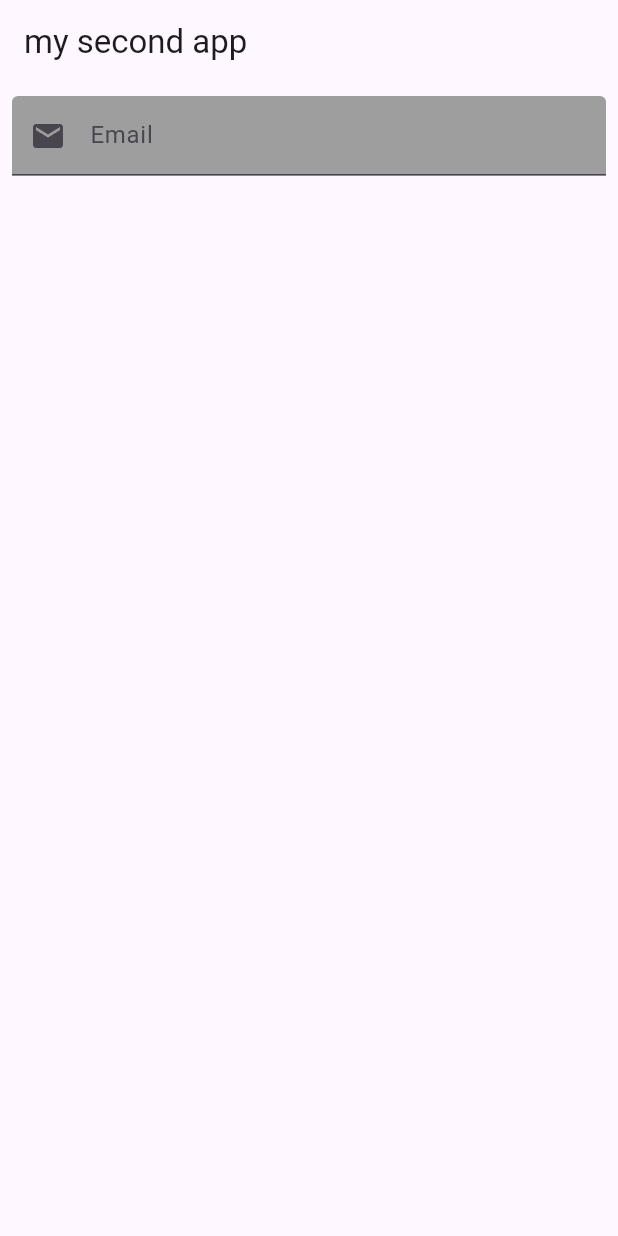
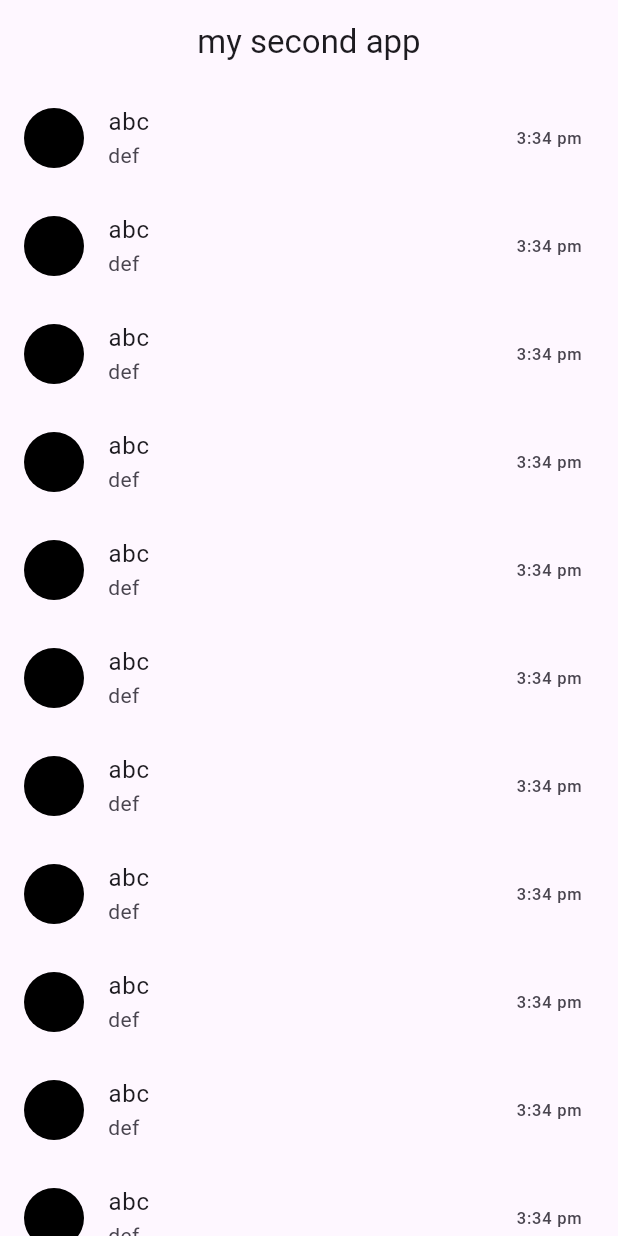
Before and after one commit to Muhammad-Adnan11/Second-flutter-App, a Flutter app: the screen it shows after launch, on a phone screen of 412 x 824 dp. Run offline on Flutter 3.47's test engine with Material 3 defaults, Android fonts, the phone set to English and light mode, and no system bars; our stand-ins replace device_preview.

Commit message:
four commit

```diff
--- a/lib/main.dart
+++ b/lib/main.dart
@@ -1,8 +1,13 @@
+import 'package:flutter/foundation.dart';
 import 'package:flutter/material.dart';
+import 'package:device_preview/device_preview.dart';
 
-void main() {
-  runApp(const MyApp());
-}
+void main() => runApp(
+      DevicePreview(
+        enabled: !kReleaseMode,
+        builder: (context) => MyApp(), // Wrap your app
+      ),
+    );
 
 class MyApp extends StatelessWidget {
   const MyApp({super.key});
@@ -13,8 +18,53 @@ class MyApp extends StatelessWidget {
     return MaterialApp(
       home: Scaffold(
         appBar: AppBar(
-        title: Text('my second app'),
+          title: Center(child: Text('my second app')),
         ),
+        body: Column(mainAxisAlignment: MainAxisAlignment.center, crossAxisAlignment: CrossAxisAlignment.center, children: [
+          Expanded(
+            child: ListView.builder(
+                itemCount: 100,
+                itemBuilder: (context, index) {
+                  return const ListTile(
+                    leading: CircleAvatar(
+                      backgroundColor: Colors.black,
+                      //flutter runbackgroundImage: NetworkImage( ),
+                    ),
+                    title: Text('abc'),
+                    subtitle: Text('def'),
+                    trailing: Text('3:34 pm'),
+                  );
+                }),
+          ),
+        ]),
+      ),
+    );
+  }
+}
+
+//This is Stack Widget
+//Stack(
+//   children: [
+//     //First commit
+//     Container(
+//       height: 100,
+//       width: 100,
+//       color: Colors.blue,
+//     ),
+//     Container(
+//       height: 100,
+//       width: 100,
+//       color: Colors.green,
+//     ),
+//     Container(
+//       height: 100,
+//       width: 100,
+//       color: Colors.black,
+//     ),
+//   ],
+// ),
+
+//This is Extend Widget
 // body: Column(
 //   mainAxisAlignment: MainAxisAlignment.center,
 //   crossAxisAlignment: CrossAxisAlignment.center,
@@ -35,46 +85,36 @@ class MyApp extends StatelessWidget {
 //   ],
 //   ),
 
-      body: Column(children: [
-        Padding(
-          padding: const EdgeInsets.all(8.0),
-          child: TextField(
-            keyboardType: TextInputType.emailAddress,
-            cursorColor: Colors.blue,
-            enabled: true,
-            style: TextStyle(fontSize: 11, color: Colors.red),
-            decoration: InputDecoration(
-              filled: true,
-              prefixIcon: Icon(Icons.email),
-              fillColor: Colors.grey,
-              hintText: 'adnan shah',
-              labelText: 'Email',
-              hintStyle: TextStyle(fontSize: 14, color: Colors.black),
-            ),
-          ),
-        ),
-      ]),
-    ));
-  }
-}
-
-          //Stack(
+//This is TextField Widget
+// body: Column(
 //   children: [
-          //     //First commit
-          //     Container(
-          //       height: 100,
-          //       width: 100,
-          //       color: Colors.blue,
+//   Padding(
+//     padding: const EdgeInsets.all(8.0),
+//     child: TextField(
+//       keyboardType: TextInputType.emailAddress,
+//       cursorColor: Colors.blue,
+//       enabled: true,
+//       style: TextStyle(fontSize: 11, color: Colors.red),
+//       decoration: InputDecoration(
+//         filled: true,
+//         prefixIcon: Icon(Icons.email),
+//         fillColor: Colors.grey,
+//         hintText: 'adnan shah',
+//         labelText: 'Email',
+//         hintStyle: TextStyle(fontSize: 14, color: Colors.black),
+//         enabledBorder: OutlineInputBorder(
+//           borderSide: BorderSide(color: Colors.black ,width: 1),
+//           borderRadius: BorderRadius.circular(0.2),
+//         ),
+//         errorBorder: OutlineInputBorder(
+//           borderSide: BorderSide(color: Colors.black ,width: 1),
+//           borderRadius: BorderRadius.circular(0.2),
+//         ),
+//         focusedBorder: OutlineInputBorder(
+//           borderSide: BorderSide (color: Colors.black , width: 1),
+//           borderRadius: BorderRadius.circular(9.2),
+//         )
+//       ),
 //     ),
-          //     Container(
-          //       height: 100,
-          //       width: 100,
-          //       color: Colors.green,
-          //     ),
-          //     Container(
-          //       height: 100,
-          //       width: 100,
-          //       color: Colors.black,
-          //     ),
-          //   ],
-          // ),
+//   ),
+// ]),
--- a/pubspec.yaml
+++ b/pubspec.yaml
@@ -30,6 +30,7 @@ environment:
 dependencies:
   flutter:
     sdk: flutter
+  device_preview: ^1.1.0
 
 
   # The following adds the Cupertino Icons font to your application.
@@ -60,8 +61,8 @@ flutter:
 
   # To add assets to your application, add an assets section, like this:
   # assets:
-  #   - images/a_dot_burr.jpeg
-  #   - images/a_dot_ham.jpeg
+    # - images/a_dot_burr.jpeg
+    # - images/a_dot_ham.jpeg
 
   # An image asset can refer to one or more resolution-specific "variants", see
   # https://flutter.dev/assets-and-images/#resolution-aware
```
Also changed, not shown: pubspec.lock, 1 other file. Lines whose indentation alone changed are shown as unchanged.
